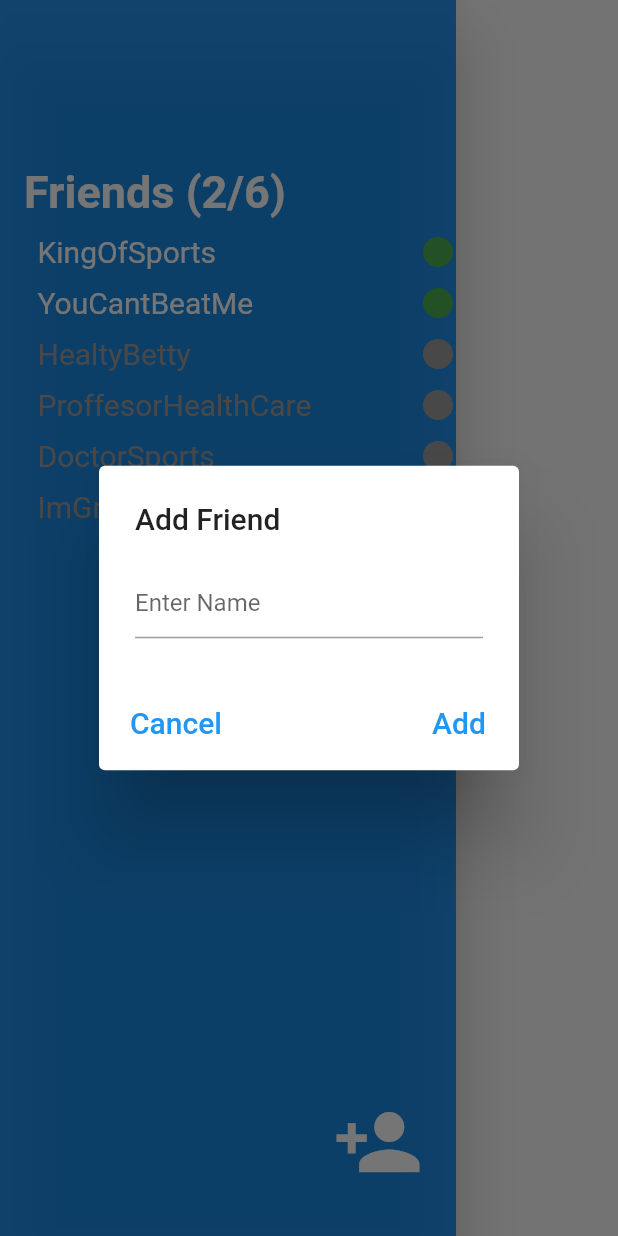
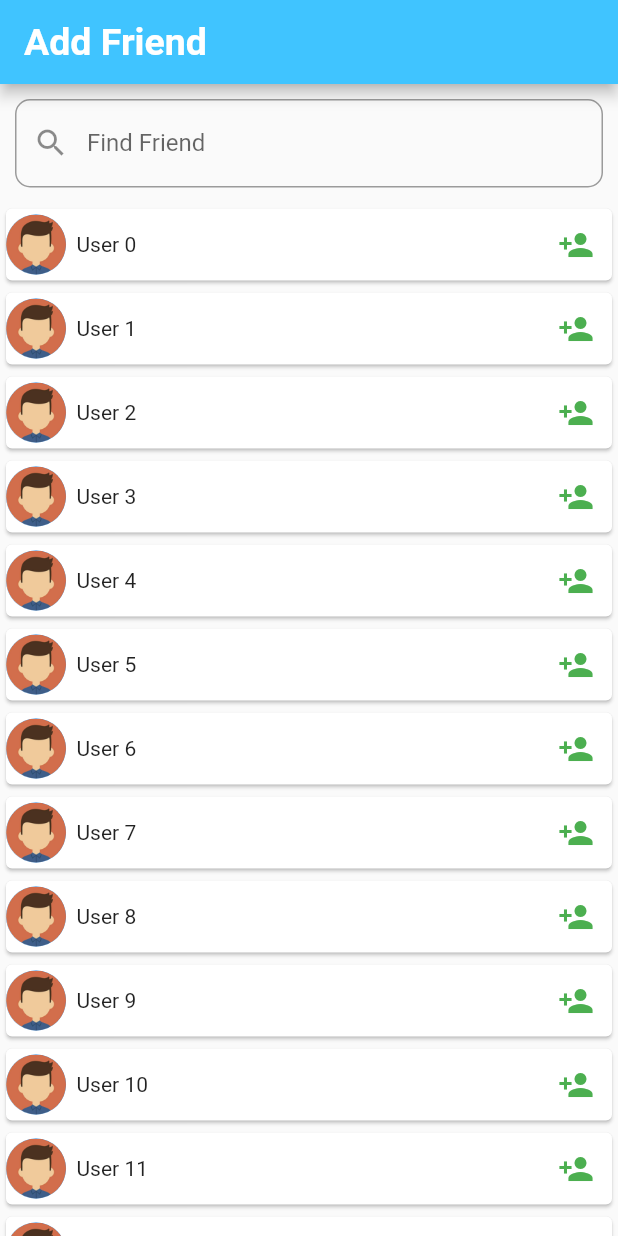
Before and after one commit to YushaCan/HeartBeat, a Flutter app: the SideBar widget shown alone on an empty page, opened directly, after a tap on the "person add" icon, on a phone screen of 412 x 824 dp. Run offline on Flutter 3.47's test engine with Material 2 defaults, Android fonts, the phone set to English and light mode, and no system bars; our stand-ins replace confetti, firebase_auth, firebase_core, firebase_database, fl_chart, google_sign_in and 7 more; missing offline and left inert: dart:ffi; accounts and stored records are empty.

Commit message:
Add Friend Page Created
Simple corrections added too.

```diff
--- /dev/null
+++ b/heart_beat/lib/MainPages/AddFriendsPage.dart
@@ -0,0 +1,228 @@
+import 'dart:ffi';
+
+import 'package:flutter/material.dart';
+
+class AddFriends extends StatelessWidget {
+  const AddFriends({Key? key}) : super(key: key);
+
+  @override
+  Widget build(BuildContext context) {
+    return MaterialApp(
+      title: 'Add Friend',
+      home: Scaffold(
+        appBar: AppBar(
+          backgroundColor: Colors.lightBlueAccent,
+          title: Text("Add Friend"),
+          titleTextStyle: TextStyle(
+            fontSize: 25,
+            fontWeight: FontWeight.w600,
+          ),
+        ),
+        body: AddFriend(),
+      ),
+    );
+  }
+}
+
+class AddFriend extends StatefulWidget {
+  const AddFriend({Key? key}) : super(key: key);
+
+  @override
+  State<AddFriend> createState() => _AddFriendState();
+}
+
+class _AddFriendState extends State<AddFriend> {
+  // For search engine
+  TextEditingController searchController = TextEditingController();
+  List<String> userNames = [];
+  var idItems = [];
+
+  // SEARCHING ALGORTIHM
+  void FilterSearchResults(String query) {
+    List<String> dummySearchList = [];
+    dummySearchList.addAll(userNames);
+    if (query.isNotEmpty) {
+      List<String> dummyListData = [];
+
+      dummySearchList.asMap().forEach((value, item) {
+        if (item.contains(query)) {
+          dummyListData.add(item);
+          print(value);
+          indexOfButtons.add(value);
+          print(indexOfButtons);
+        }
+      });
+      setState(() {
+        idItems.clear();
+        idItems.addAll(dummyListData);
+        // BU FOR DÖNGÜSÜYTLE UĞRAŞ AGAAAAAAAAAAAAAA
+        for (int i = 0; i < buttonItems.length; i++) {
+          for (int j = 0; j < indexOfButtons.length; j++) {
+            if (buttonItems[i] == buttonItems[j]) {
+              if (buttonItems[i] && !buttonItems[indexOfButtons[j]]) {
+                setState(() {
+                  buttonItems[i] = !buttonItems[i];
+                });
+              } else if (!buttonItems[i] && buttonItems[indexOfButtons[j]]) {
+                setState(() {
+                  buttonItems[i] = !buttonItems[i];
+                });
+              }
+            }
+          }
+        }
+        //////////////////////////
+      });
+      return;
+    } else {
+      setState(() {
+        idItems.clear();
+        idItems.addAll(userNames);
+        setState(() {
+          for (int i = 0; i < buttonItems.length; i++) {
+            for (int j = 0; j < indexOfButtons.length; j++) {
+              if ((i - 1) == indexOfButtons[j]) {
+                if (!buttonItems[i] && buttonItems[indexOfButtons[j]]) {
+                  setState(() {
+                    buttonItems[j] = !buttonItems[j];
+                  });
+                }
+              }
+            }
+          }
+        });
+        indexOfButtons.clear();
+      });
+    }
+  }
+
+  // This list for add friend button
+  List<bool> buttonItems = [];
+  List<int> indexOfButtons = [];
+  @override
+  void initState() {
+    super.initState();
+    // This "for" is for buttons
+    for (int i = 0; i < 20; i++) {
+      buttonItems.add(false);
+    }
+    for (int i = 0; i < 20; i++) {
+      // WILL PULL FROM DATABASE
+      userNames.add("User $i");
+      idItems.add(userNames[i]);
+      ////////////////////////////
+    }
+  }
+
+  @override
+  Widget build(BuildContext context) {
+    return SingleChildScrollView(
+      child: Column(
+        children: <Widget>[
+          // SEARCH ENGİNE
+          Padding(
+            padding: EdgeInsets.only(left: 10, right: 10, top: 10, bottom: 10),
+            child: TextField(
+              controller: searchController,
+              onChanged: (value) {
+                FilterSearchResults(value);
+              },
+              decoration: InputDecoration(
+                labelText: "Find Friend",
+                hintText: "Search ...",
+                prefixIcon: Icon(Icons.search),
+                border: OutlineInputBorder(
+                    borderRadius: BorderRadius.all(Radius.circular(10))),
+              ),
+            ),
+
+            /*Card(
+              color: Colors.grey,
+              elevation: 5,
+              child: InkWell(
+                onTap: () {
+                  // TAP SEARCH BUTTON AND TYPE
+                  showSearch(context: context, delegate: )
+                },
+                child: SizedBox(
+                  height: 30,
+                  child: Row(
+                    children: <Widget>[
+                      Padding(padding: EdgeInsets.only(left: 5)),
+                      Icon(Icons.search),
+                      Padding(padding: EdgeInsets.only(left: 10)),
+                      Text(
+                        // It will dissapear when user tap on the InkWell
+                        "Search ...",
+                        style: TextStyle(
+                          fontSize: 15,
+                        ),
+                      ),
+                    ],
+                  ),
+                ),
+              ),
+            ),*/
+          ),
+          // LIST PART
+          ListView.builder(
+            physics: NeverScrollableScrollPhysics(),
+            shrinkWrap: true,
+            itemCount: idItems.length,
+            itemBuilder: (BuildContext context, int index) {
+              // EVERY ELEMENT OF THE LIST
+              return Card(
+                //color: Colors.white,
+                child: InkWell(
+                  onTap: () {
+                    // OPEN UP THE PROFILE PAGE OF SELECTED USER
+                  },
+                  child: Row(
+                    children: <Widget>[
+                      CircleAvatar(
+                        // THIS PROFILE PICTURE WILL BE PULL FROM THE DB
+                        backgroundImage: AssetImage("assets/profilephoto.jpg"),
+                      ),
+                      Padding(padding: EdgeInsets.only(top: 40, left: 7)),
+                      // User Names
+                      Text(idItems[index]), // Usernames
+                      Spacer(),
+                      IconButton(
+                        onPressed: () {
+                          // Will change with the icon ...
+                          if (indexOfButtons.isNotEmpty &&
+                              !buttonItems[indexOfButtons[index]]) {
+                            setState(() {
+                              // To change the button state of the real index of that user
+                              buttonItems[indexOfButtons[index]] =
+                                  !buttonItems[indexOfButtons[index]];
+                              // To change the button state of the temporary button
+                              buttonItems[index] = !buttonItems[index];
+                            });
+                          } else if (indexOfButtons.isEmpty &&
+                              !buttonItems[index]) {
+                            setState(() {
+                              buttonItems[index] = !buttonItems[index];
+                            });
+                          }
+
+                          // Also it will send friend request to the selected user
+                          // sendRequest to items[index]
+
+                          ///
+                        },
+                        icon: buttonItems[index]
+                            ? Icon(Icons.more_horiz)
+                            : Icon(Icons.person_add, color: Colors.green),
+                      ),
+                    ],
+                  ),
+                ),
+              );
+            },
+          ),
+        ],
+      ),
+    );
+  }
+}
--- a/heart_beat/lib/MainPages/FriendsList.dart
+++ b/heart_beat/lib/MainPages/FriendsList.dart
@@ -1,4 +1,6 @@
 import 'package:flutter/material.dart';
+import 'package:heart_beat/FriendShip/FriendShipActions.dart';
+import 'package:heart_beat/MainPages/AddFriendsPage.dart';
 
 class SideBar extends StatefulWidget {
   SideBar({Key? key}) : super(key: key);
@@ -8,8 +10,6 @@ class SideBar extends StatefulWidget {
 }
 
 class _SideBarState extends State<SideBar> {
-  TextEditingController friendNameController = new TextEditingController();
-  String friendName = "";
   /////////////////////////////////
   late double paddingFromLeft = 25;
 
@@ -123,64 +123,18 @@ class _SideBarState extends State<SideBar> {
               bottom: 25,
               left: 200,
             ),
+            // TO ADD FRIEND PAGE
             child: IconButton(
               icon: Icon(Icons.person_add),
               iconSize: 60,
               color: Colors.white,
-              onPressed: () => showDialog(
-                context: context,
-                builder: (BuildContext context) => AlertDialog(
-                  title: Text("Add Friend"),
-                  content: TextFormField(
-                    controller: friendNameController,
-                    decoration: InputDecoration(
-                      hintText: "Enter Name",
-                    ),
-                    onChanged: (text) {
-                      friendName = friendNameController.text;
-                      print(text);
-                    },
-                  ),
-                  actions: <Widget>[
-                    Padding(
-                      padding: EdgeInsets.only(right: 110),
-                      child: TextButton(
-                        onPressed: () {
-                          print("Canceled");
-                          Navigator.pop(context, "Cancel");
-                        },
-                        child: Text(
-                          "Cancel",
-                          style: TextStyle(
-                            fontSize: 20,
-                          ),
-                        ),
-                      ),
-                    ),
-                    TextButton(
-                      onPressed: () {
-                        print("Added");
-                        friendNameController.clear();
-                        setState(() {
-                          // WILL CONTROL THe FIREBASE IF THAT NAME USED OR NOT AND WHETER HE/SHE ONLINE OR NOT
-                          // THEN ADD IT TO THE LIST
-                          friendsList.add(friendName);
-                          isOnline.add(false);
-                        });
-
-                        Navigator.pop(context, "Add");
-                      },
-                      child: Text(
-                        "Add",
-                        style: TextStyle(
-                          fontSize: 20,
-                          color: Colors.blue,
-                        ),
-                      ),
-                    ),
-                  ],
-                ),
-              ),
+              onPressed: () {
+                print('ADD FRIEND PAGE OPENED');
+                Navigator.push(
+                  context,
+                  MaterialPageRoute(builder: (context) => AddFriends()),
+                );
+              },
             ),
           ),
         ],
--- a/heart_beat/lib/MainPages/WaterPage.dart
+++ b/heart_beat/lib/MainPages/WaterPage.dart
@@ -17,7 +17,7 @@ class WaterPage extends StatelessWidget {
           title: Text("Water Management"),
           backgroundColor: Colors.lightBlue,
           leading: IconButton(
-            onPressed: () => Navigator.of(context).pop(),
+            onPressed: () => Navigator.pop(context),
             icon: Icon(Icons.arrow_back),
           ),
         ),
```
